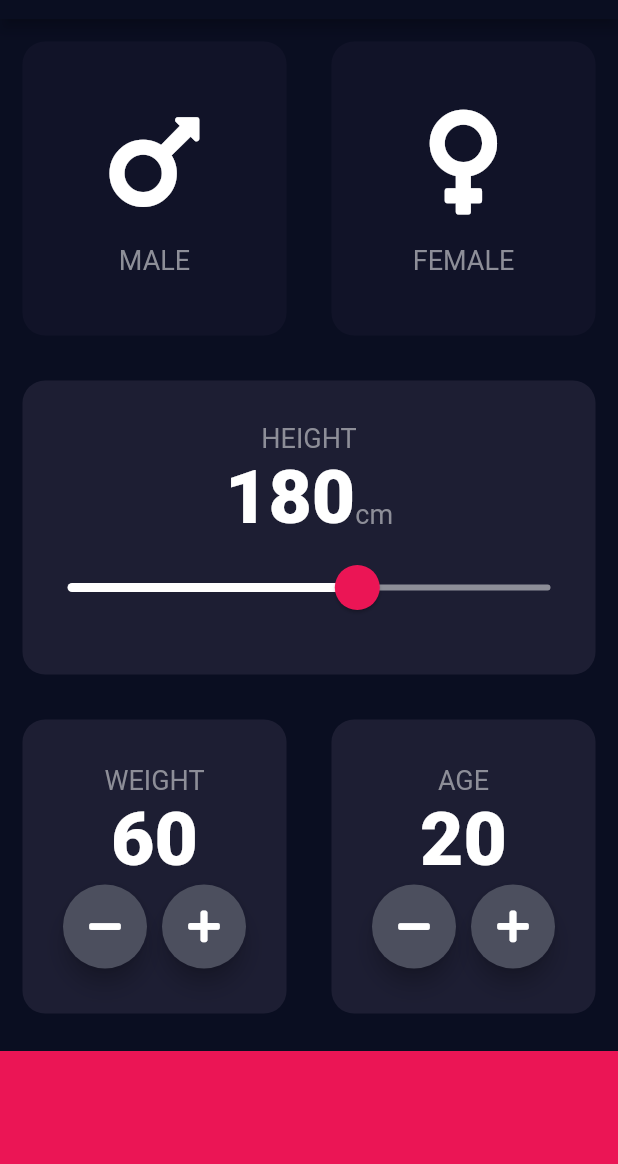
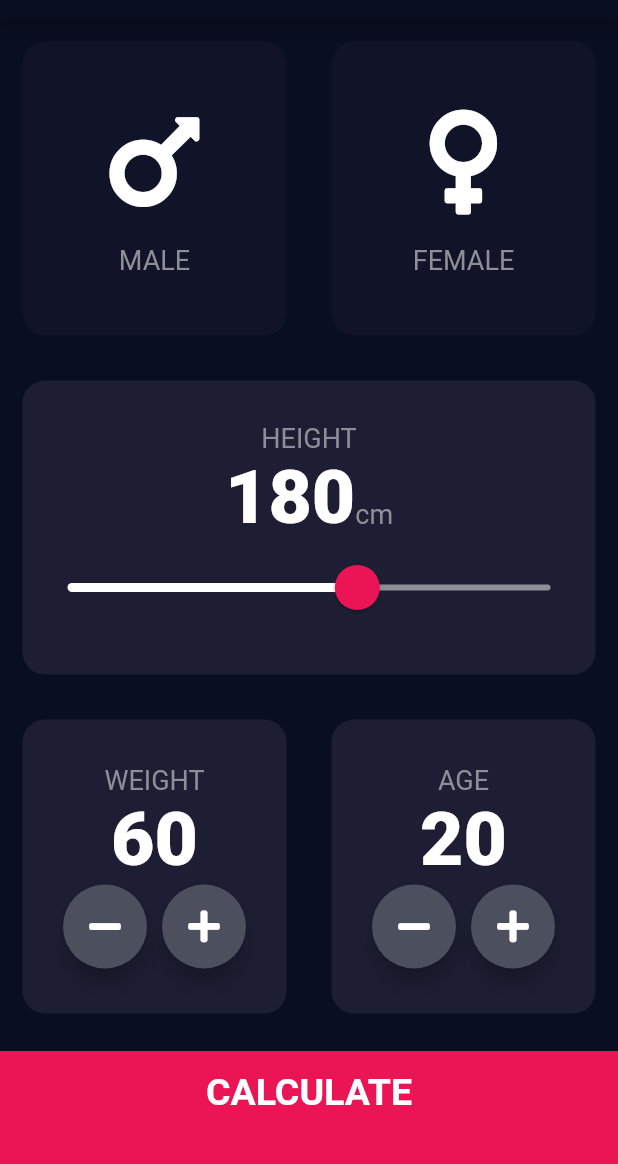
Before and after one commit to lil-shimon/bmi_calc, a Flutter app: the screen it shows after launch, on a phone screen of 412 x 824 dp, the part 65-1229 px from its top. Run offline on Flutter 3.47's test engine with Material 2 defaults, Android fonts, the phone set to English and light mode, and no system bars; our stand-ins replace font_awesome_flutter.

Commit message:
done: design

```diff
--- a/lib/page/input_page.dart
+++ b/lib/page/input_page.dart
@@ -1,3 +1,5 @@
+import 'package:bmi_calculator/widget/bottom_button.dart';
+import 'package:bmi_calculator/widget/results_page.dart';
 import 'package:bmi_calculator/widget/round_icon_button.dart';
 import 'package:bmi_calculator/widget/sexCard.dart';
 import 'package:flutter/material.dart';
@@ -5,7 +7,6 @@ import 'package:flutter/material.dart';
 import 'package:font_awesome_flutter/font_awesome_flutter.dart';
 
 import 'package:bmi_calculator/widget/base_card.dart';
-import 'package:bmi_calculator/widget/bottom.dart';
 
 import '../constants.dart';
 
@@ -217,7 +218,7 @@ class _InputPageState extends State<InputPage> {
                                 icon: FontAwesomeIcons.minus,
                                 onPressed: () {
                                   setState(
-                                        () {
+                                    () {
                                       age--;
                                     },
                                   );
@@ -229,7 +230,7 @@ class _InputPageState extends State<InputPage> {
                                 icon: FontAwesomeIcons.plus,
                                 onPressed: () {
                                   setState(
-                                        () {
+                                    () {
                                       age++;
                                     },
                                   );
@@ -243,10 +244,12 @@ class _InputPageState extends State<InputPage> {
               ],
             ),
           ),
-          BottomContainer(
-            colour: Color(kBottomContainerColour),
-            height: kBottomContainerHeight,
-            marginTop: kBottomContainerMarginTop,
+          BottomButton(
+            buttonText: "CALCULATE",
+            onTap: () {
+              Navigator.push(context,
+                  MaterialPageRoute(builder: (context) => ResultsPage()));
+            },
           )
         ],
       ),
--- a/lib/widget/bottom.dart
+++ b/lib/widget/bottom.dart
@@ -1,18 +1,30 @@
+import 'package:bmi_calculator/constants.dart';
 import 'package:flutter/material.dart';
 
 /// require height, colour, marginTop
 class BottomContainer extends StatelessWidget {
-
-  BottomContainer({ @required this.height, @required this.colour, @required this.marginTop});
+  BottomContainer(
+      {@required this.height,
+      @required this.colour,
+      @required this.marginTop,
+      @required this.buttonText});
 
   final double height;
   final Color colour;
   final double marginTop;
+  final String buttonText;
 
   @override
   Widget build(BuildContext context) {
     return Container(
+      child: Center(
+        child: Text(
+          buttonText,
+          style: kLargeTextStyle,
+        ),
+      ),
       color: colour,
+      padding: EdgeInsets.only(bottom: 25.0),
       margin: EdgeInsets.only(top: marginTop),
       width: double.infinity,
       height: height,
--- /dev/null
+++ b/lib/widget/bottom_button.dart
@@ -0,0 +1,30 @@
+import 'package:flutter/material.dart';
+
+import '../constants.dart';
+import 'bottom.dart';
+
+/// [onTap], [buttonText] is required
+/// this is button for bottom widget
+/// [onTap] this button, you will move another route / screen
+class BottomButton extends StatelessWidget {
+  BottomButton({@required this.onTap, @required this.buttonText});
+
+  /// [Function] change route func
+  final Function onTap;
+
+  /// [String] text on button
+  final String buttonText;
+
+  @override
+  Widget build(BuildContext context) {
+    return GestureDetector(
+      onTap: onTap,
+      child: BottomContainer(
+        buttonText: buttonText,
+        colour: Color(kBottomContainerColour),
+        height: kBottomContainerHeight,
+        marginTop: kBottomContainerMarginTop,
+      ),
+    );
+  }
+}
```
Also changed, not shown: lib/constants.dart (+35 -2 lines), lib/widget/results_page.dart (added, +70 -0 lines), lib/widget/sexCard.dart (+9 -7 lines).
